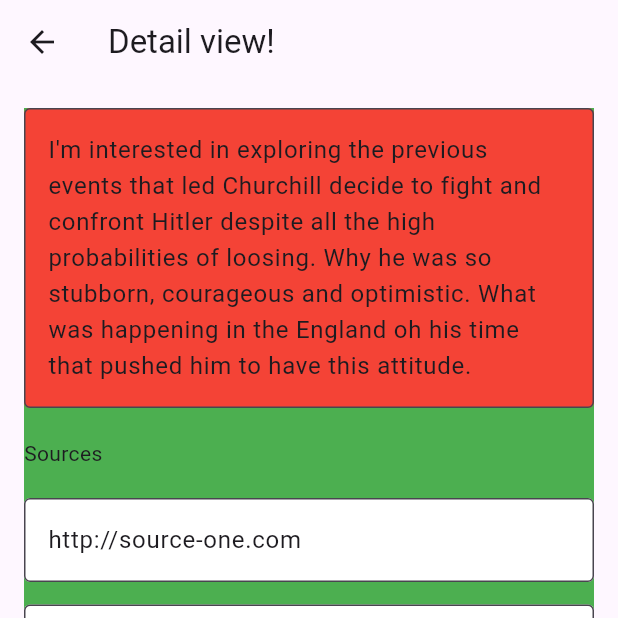
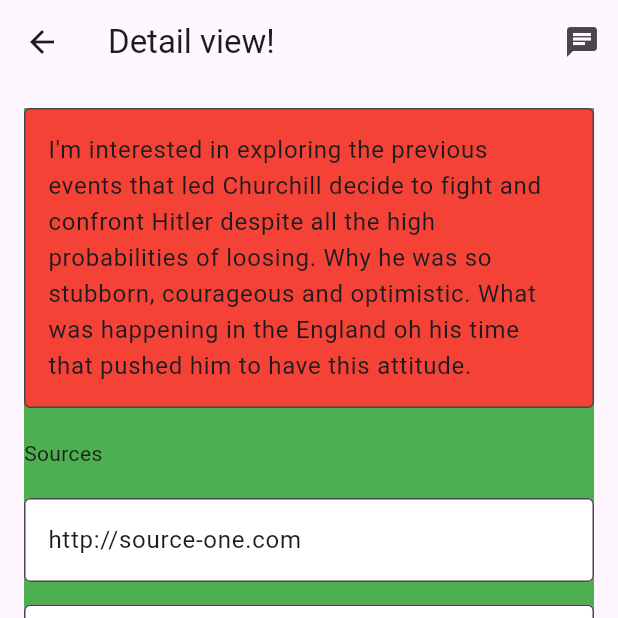
Before and after one commit to omartorresrios/humanconnection, a Flutter app: the screen it shows after launch, after a tap on "I'm interested in exploring the previous", on a phone screen of 412 x 824 dp, the top half of it. Run offline on Flutter 3.47's test engine with Material 3 defaults, Android fonts, the phone set to English and light mode, and no system bars.

Commit message:
Calling chat view from exploration details view instead of being as a second tab

```diff
--- a/lib/views/chats_view.dart
+++ b/lib/views/chats_view.dart
@@ -10,9 +10,12 @@ class ChatsView extends StatefulWidget {
 class _ChatsViewState extends State<ChatsView> {
   @override
   Widget build(BuildContext context) {
-    return const Scaffold(
+    return Scaffold(
+        appBar: AppBar(
+          title: const Text("Chat witht Anthon!"),
+        ),
         body: Center(
-      child: Text("Chats view"),
-    ));
+          child: Text("Chat view"),
+        ));
   }
 }
--- a/lib/views/exploration_details_view.dart
+++ b/lib/views/exploration_details_view.dart
@@ -1,4 +1,5 @@
 import 'package:flutter/material.dart';
+import 'package:humanconnection/views/chats_view.dart';
 import '../models/exploration.dart';
 import '../models/source.dart';
 import '../models/user.dart';
@@ -75,6 +76,16 @@ class _ExplorationDetailsViewState extends State<ExplorationDetailsView> {
     return Scaffold(
       appBar: AppBar(
         title: const Text("Detail view!"),
+        actions: [
+          IconButton(
+              onPressed: () {
+                Navigator.push(
+                  context,
+                  MaterialPageRoute(builder: (context) => const ChatsView()),
+                );
+              },
+              icon: const Icon(Icons.chat)),
+        ],
       ),
       bottomNavigationBar: Container(
         padding: const EdgeInsets.all(16.0),
```
